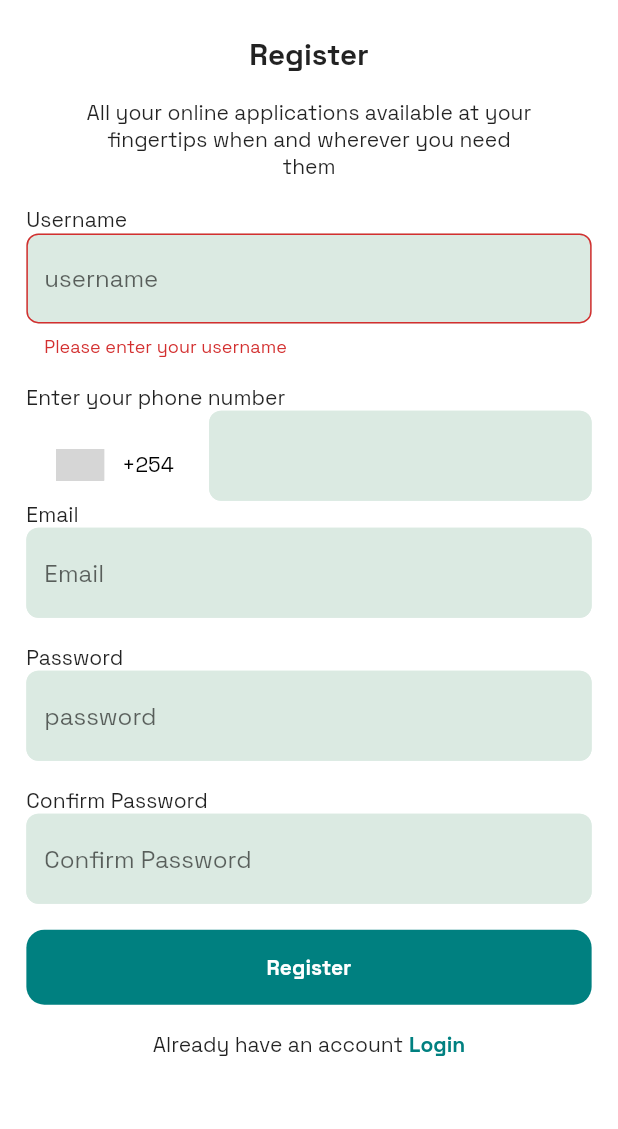
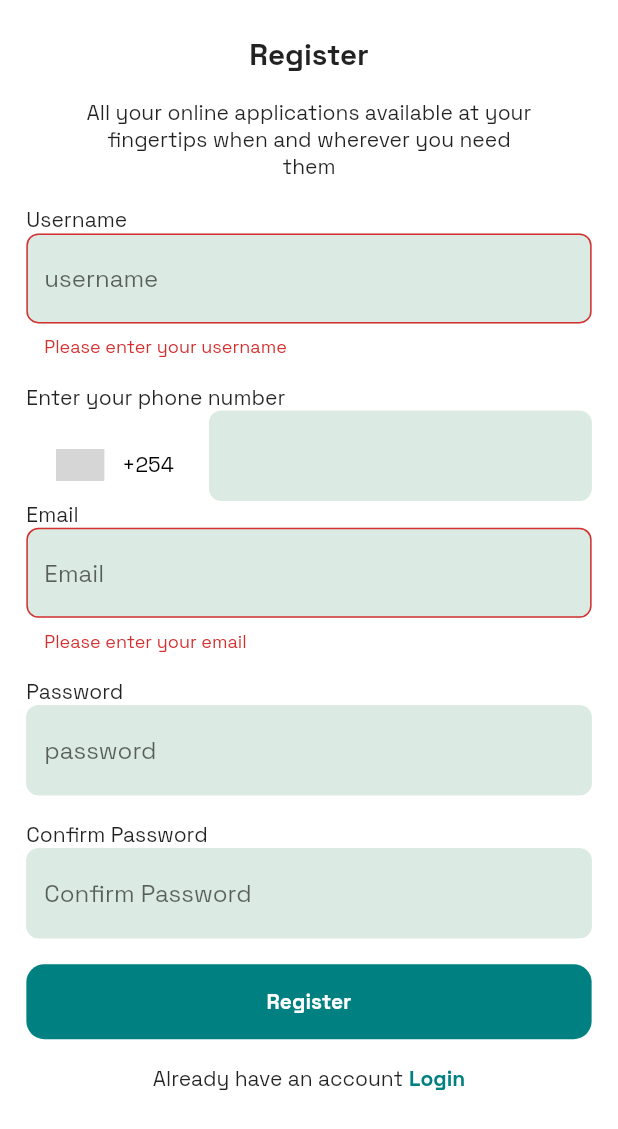
Before and after one commit to Crucialjun/mobile_cyber, a Flutter app: the SignUpScreen screen opened by its route, after a tap on "Register", on a phone screen of 412 x 824 dp. Shown: the top 1129 px of the screen. Run offline on Flutter 3.47's test engine with Material 2 defaults, Android fonts, the phone set to English and light mode, and no system bars; drawn by our look-alikes of intl_phone_number_input; our stand-ins replace email_validator, flutter_screenutil, flutter_svg, google_fonts, hooks_riverpod, smooth_page_indicator; grey boxes are pictures that could not be loaded.

Commit message:
email validation

```diff
--- a/lib/features/auth/screens/sign_up_screen.dart
+++ b/lib/features/auth/screens/sign_up_screen.dart
@@ -16,10 +16,17 @@ class SignUpScreen extends StatefulWidget {
 }
 
 class _SignUpScreenState extends State<SignUpScreen> {
-  TextEditingController phoneNumberController = TextEditingController();
-  TextEditingController usernameController = TextEditingController();
-  PhoneNumber number = PhoneNumber(isoCode: 'KE');
+  final TextEditingController _phoneNumberController = TextEditingController();
+  final TextEditingController _usernameController = TextEditingController();
+  final PhoneNumber _defaultNumber = PhoneNumber(isoCode: 'KE');
   final _formKey = GlobalKey<FormState>();
+
+  @override
+  void dispose() {
+    _phoneNumberController.dispose();
+    _usernameController.dispose();
+    super.dispose();
+  }
 
   @override
   Widget build(BuildContext context) {
@@ -61,7 +68,7 @@ class _SignUpScreenState extends State<SignUpScreen> {
                     ),
                     TextFormField(
                         validator: (value) {
-                          return userNameValidator(value);
+                          return AppValidators().userNameValidator(value);
                         },
                         decoration: const CustomTextFieldDecoration(
                             hintStringText: "username")),
@@ -82,13 +89,13 @@ class _SignUpScreenState extends State<SignUpScreen> {
                         selectorType: PhoneInputSelectorType.BOTTOM_SHEET,
                       ),
                       ignoreBlank: false,
-                      initialValue: number,
+                      initialValue: _defaultNumber,
                       inputDecoration:
                           const CustomTextFieldDecoration(hintStringText: ""),
                       autoValidateMode: AutovalidateMode.onUserInteraction,
                       cursorColor: Colors.black,
                       selectorTextStyle: const TextStyle(color: Colors.black),
-                      textFieldController: phoneNumberController,
+                      textFieldController: _phoneNumberController,
                       formatInput: false,
                       keyboardType: const TextInputType.numberWithOptions(
                           signed: true, decimal: true),
@@ -100,9 +107,12 @@ class _SignUpScreenState extends State<SignUpScreen> {
                     const Text(
                       "Email",
                     ),
-                    const TextField(
-                        decoration:
-                            CustomTextFieldDecoration(hintStringText: "Email")),
+                    TextFormField(
+                        validator: (value) {
+                          return AppValidators().emailStringValidator(value);
+                        },
+                        decoration: const CustomTextFieldDecoration(
+                            hintStringText: "Email")),
                     SizedBox(
                       height: 14.h,
                     ),
--- a/lib/utils/validators.dart
+++ b/lib/utils/validators.dart
@@ -1,3 +1,6 @@
+import 'package:email_validator/email_validator.dart';
+
+class AppValidators {
   String? userNameValidator(String? value) {
     if (value == null || value.isEmpty) {
       return "Please enter your username";
@@ -6,3 +9,13 @@ String? userNameValidator(String? value) {
     }
     return null;
   }
+
+  String? emailStringValidator(String? value) {
+    if (value == null || value.isEmpty) {
+      return "Please enter your email";
+    } else if (!EmailValidator.validate(value)) {
+      return "Please enter a valid username";
+    }
+    return null;
+  }
+}
```
Lines whose indentation alone changed are shown as unchanged.
